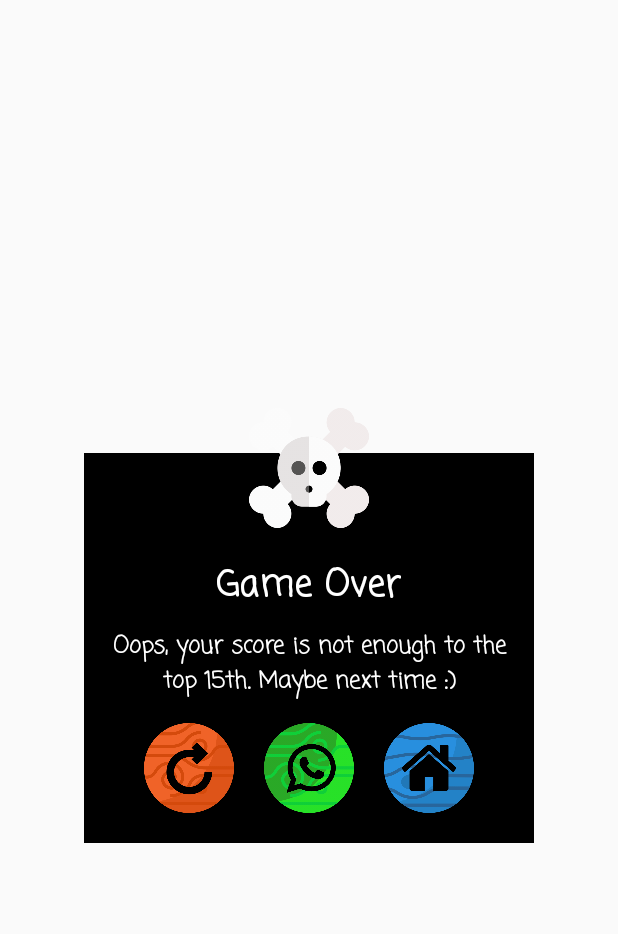
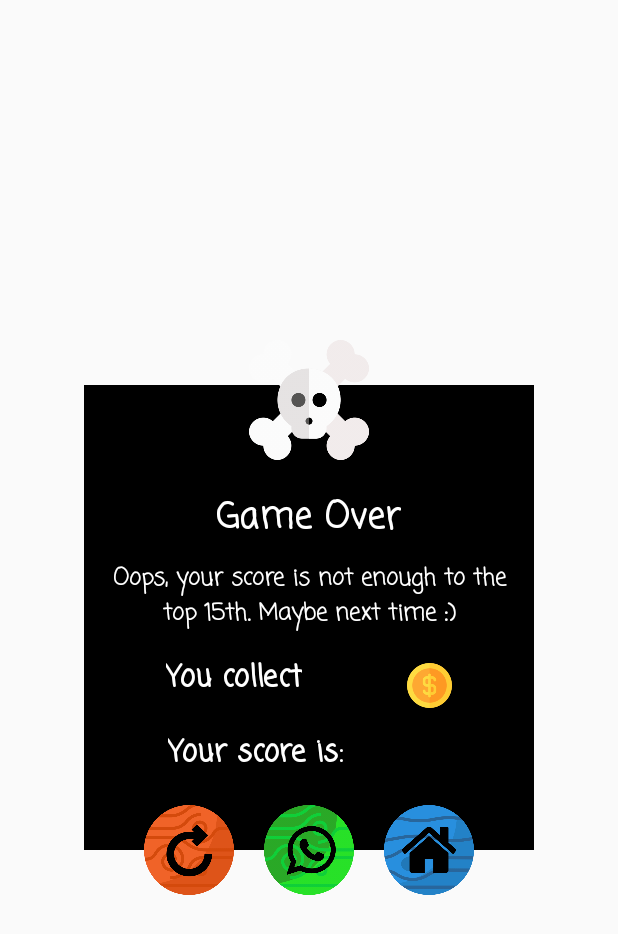
Before and after one commit to yoavke/iSpace, an Android app: the layout dialog_score.xml on its own in the app's theme, with its tools: preview values and no code run, on a phone screen of 412 x 824 dp. Shown: the top 934 px of the screen. Run offline under Robolectric (Android 15) with nearby library versions, the phone set to English and light mode, and no system bars.

Commit message:
add score and coin in dialog high score

```diff
--- a/app/src/main/res/layout/dialog_score.xml
+++ b/app/src/main/res/layout/dialog_score.xml
@@ -11,7 +11,7 @@
     <LinearLayout
         android:layout_marginTop="40dp"
         android:layout_width="match_parent"
-        android:layout_height="260dp"
+        android:layout_height="310dp"
         android:orientation="vertical"
         android:gravity="center_horizontal"
         android:background="@color/blackColor">
@@ -49,9 +49,83 @@
         android:layout_alignParentTop="true"/>
 
     <LinearLayout
+        android:layout_width="wrap_content"
+        android:layout_height="wrap_content">
+
+        <LinearLayout
+            android:layout_width="300dp"
+            android:layout_height="50dp"
+            android:layout_marginTop="215dp"
+            android:gravity="center">
+
+            <TextView
+                android:layout_width="wrap_content"
+                android:layout_height="wrap_content"
+                android:text="@string/text_user_coin"
+                android:textColor="@color/whiteColor"
+                android:textStyle="bold"
+                android:fontFamily="casual"
+                android:textSize="20sp"
+                android:layout_marginTop="5dp"
+                android:layout_marginBottom="10dp"/>
+
+            <TextView
+                android:id="@+id/user_coin"
+                android:layout_width="50dp"
+                android:layout_height="match_parent"
+                android:layout_marginLeft="20dp"
+                android:gravity="center"
+                android:fontFamily="casual"
+                android:textColor="@color/whiteColor"
+                android:textSize="20sp"
+                android:textStyle="bold"
+                android:typeface="serif" />
+
+            <ImageView
+                android:id="@+id/icon_animation_coin"
+                android:layout_width="30dp"
+                android:layout_height="wrap_content"
+                android:src="@drawable/icon_coin"
+                />
+
+        </LinearLayout>
+    </LinearLayout>
+
+    <LinearLayout
+        android:layout_width="300dp"
+        android:layout_height="50dp"
+        android:layout_marginTop="265dp"
+        android:gravity="center">
+
+        <TextView
+            android:layout_width="wrap_content"
+            android:layout_height="wrap_content"
+            android:text="@string/text_user_score"
+            android:textColor="@color/whiteColor"
+            android:textStyle="bold"
+            android:fontFamily="casual"
+            android:textSize="20sp"
+            android:layout_marginTop="5dp"
+            android:layout_marginBottom="10dp"/>
+
+        <TextView
+            android:id="@+id/user_score"
+            android:layout_width="50dp"
+            android:layout_height="match_parent"
+            android:layout_marginLeft="20dp"
+            android:gravity="center"
+            android:fontFamily="casual"
+            android:textColor="@color/whiteColor"
+            android:textSize="20sp"
+            android:textStyle="bold"
+            android:typeface="serif" />
+
+    </LinearLayout>
+
+    <LinearLayout
         android:layout_width="match_parent"
         android:layout_height="wrap_content"
-        android:layout_marginTop="210dp"
+        android:layout_marginTop="310dp"
         android:gravity="center">
 
         <ImageButton
--- a/app/src/main/res/values/strings.xml
+++ b/app/src/main/res/values/strings.xml
@@ -50,4 +50,5 @@
     <string name="dont_remember">Don\'t remember me again</string>
     <string name="doubleClickExit">Please click BACK again to exit</string>
     <string name="msg_lose">Oops, your score is not enough to the top 15th. Maybe next time :)</string>
+    <string name="text_user_coin">You collect </string>
 </resources>
```
Also changed, not shown: app/src/main/java/com/hit/ispace/LevelActivity.java (+7 -1 lines), app/src/main/res/layout/dialog_high_score.xml (+42 -4 lines), 1 other file.
